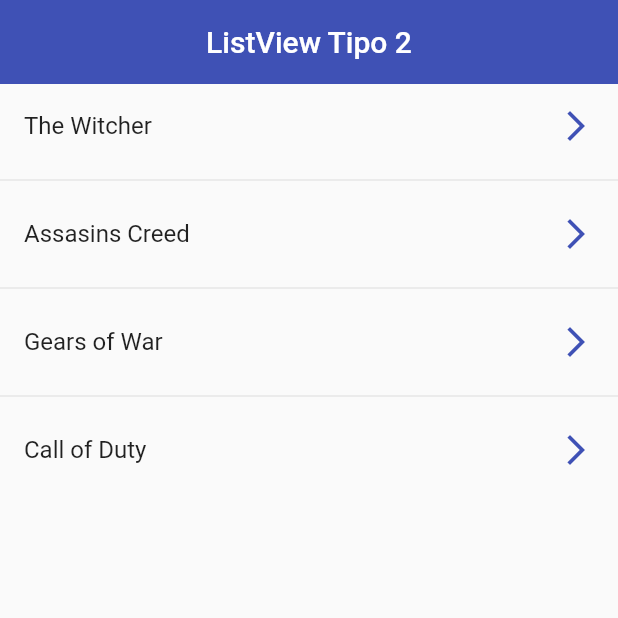
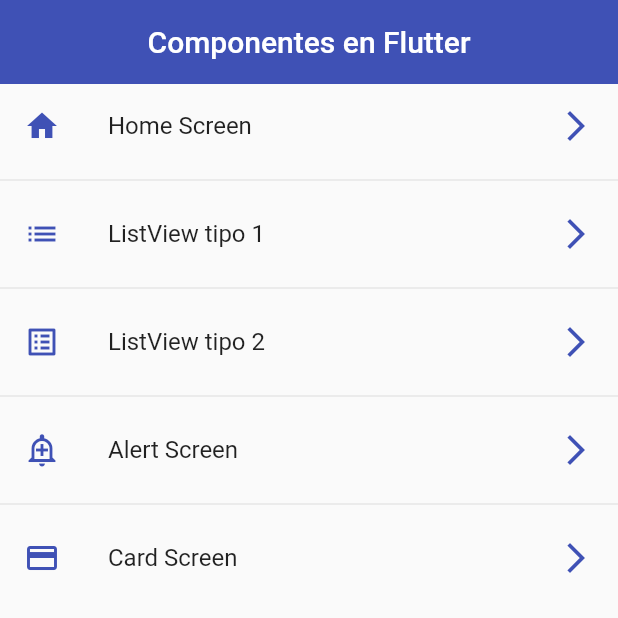
Before and after one commit to andresbadillo/flutter_demo_app, a Flutter app: the screen it shows after launch, on a phone screen of 412 x 824 dp, the top half of it. Run offline on Flutter 3.47's test engine with Material 2 defaults, Android fonts, the phone set to English and light mode, and no system bars.

Commit message:
Se creó el AppTheme de la app y se automatizo la carga de los item del HomeScreen

```diff
--- a/lib/main.dart
+++ b/lib/main.dart
@@ -1,6 +1,7 @@
 import 'package:flutter/material.dart';
 import 'package:flutter/services.dart';
-import 'package:demo_app_components/screens/listview2_screen.dart';
+import 'package:demo_app_components/router/app_routes.dart';
+import 'package:demo_app_components/theme/app_theme.dart';
 
 void main() => runApp(const MyApp());
 
@@ -11,10 +12,14 @@
   Widget build(BuildContext context) {
     SystemChrome.setSystemUIOverlayStyle(
         const SystemUiOverlayStyle(statusBarColor: Colors.transparent));
-    return const MaterialApp(
+    return MaterialApp(
       debugShowCheckedModeBanner: false,
       title: 'Material App',
-      home: ListView2Screen(),
+      //home: const ListView2Screen(),
+      initialRoute: AppRoutes.initialRoute,
+      routes: AppRoutes.getAppRoutes(),
+      onGenerateRoute: AppRoutes.onGenerateRoute,
+      theme: AppTheme.lighTheme,
     );
   }
 }
--- /dev/null
+++ b/lib/models/menu_option.dart
@@ -0,0 +1,14 @@
+import 'package:flutter/material.dart' show IconData, Widget;
+
+class MenuOption {
+  final String route;
+  final IconData icon;
+  final String name;
+  final Widget screen;
+
+  MenuOption(
+      {required this.icon,
+      required this.name,
+      required this.route,
+      required this.screen});
+}
--- /dev/null
+++ b/lib/models/models.dart
@@ -0,0 +1 @@
+export 'package:demo_app_components/models/menu_option.dart';
--- /dev/null
+++ b/lib/router/app_routes.dart
@@ -0,0 +1,61 @@
+import 'package:flutter/material.dart';
+import '../screens/screens.dart';
+import 'package:demo_app_components/models/models.dart';
+
+class AppRoutes {
+  static const initialRoute = 'home';
+
+  static final menuOptions = <MenuOption>[
+    // TODO: borrar home
+    MenuOption(
+        route: 'home',
+        name: 'Home Screen',
+        screen: const HomeScreen(),
+        icon: Icons.home),
+    MenuOption(
+        route: 'listview1',
+        name: 'ListView tipo 1',
+        screen: const ListView1Screen(),
+        icon: Icons.list),
+    MenuOption(
+        route: 'listview2',
+        name: 'ListView tipo 2',
+        screen: const ListView2Screen(),
+        icon: Icons.list_alt),
+    MenuOption(
+        route: 'alert',
+        name: 'Alert Screen',
+        screen: const AlertScreen(),
+        icon: Icons.add_alert_outlined),
+    MenuOption(
+        route: 'card',
+        name: 'Card Screen',
+        screen: const CardScreen(),
+        icon: Icons.credit_card),
+  ];
+
+  static Map<String, Widget Function(BuildContext)> getAppRoutes() {
+    Map<String, Widget Function(BuildContext)> appRoutes = {};
+
+    for (final option in menuOptions) {
+      appRoutes.addAll({option.route: (BuildContext context) => option.screen});
+    }
+
+    return appRoutes;
+  }
+
+  // static Map<String, Widget Function(BuildContext)> routes = {
+  //   'home': ((context) => const HomeScreen()),
+  //   'listview1': ((context) => const ListView1Screen()),
+  //   'listview2': ((context) => const ListView2Screen()),
+  //   'alert': ((context) => const AlertScreen()),
+  //   'card': ((context) => const CardScreen()),
+  // };
+
+  static Route<dynamic> onGenerateRoute(RouteSettings settings) {
+    print(settings);
+    return MaterialPageRoute(
+      builder: (context) => const AlertScreen(),
+    );
+  }
+}
--- a/lib/screens/card_screen.dart
+++ b/lib/screens/card_screen.dart
@@ -1,14 +1,34 @@
 import 'package:flutter/material.dart';
+import 'package:demo_app_components/theme/app_theme.dart';
 
 class CardScreen extends StatelessWidget {
   const CardScreen({Key? key}) : super(key: key);
 
   @override
   Widget build(BuildContext context) {
-    return const Scaffold(
-      body: Center(
-        child: Text('CardScreen'),
-      ),
-    );
+    return Scaffold(
+        appBar: AppBar(
+          title: const Text('Card Widget'),
+        ),
+        body: ListView(
+          padding: const EdgeInsets.symmetric(horizontal: 10, vertical: 10),
+          children: [
+            Card(
+              child: Column(
+                children: const [
+                  ListTile(
+                    leading: Icon(
+                      Icons.dangerous,
+                      color: AppTheme.primary,
+                    ),
+                    title: Text('Titulo'),
+                    subtitle: Text(
+                        'Occaecat velit eu quis veniam nisi proident deserunt veniam ea cupidatat. Velit et adipisicing ad do commodo minim occaecat mollit quis deserunt laborum.'),
+                  )
+                ],
+              ),
+            ),
+          ],
+        ));
   }
 }
--- /dev/null
+++ b/lib/screens/home_screen.dart
@@ -0,0 +1,42 @@
+import 'package:flutter/material.dart';
+import 'package:demo_app_components/theme/app_theme.dart';
+import '../router/app_routes.dart';
+
+class HomeScreen extends StatelessWidget {
+  const HomeScreen({Key? key}) : super(key: key);
+
+  @override
+  Widget build(BuildContext context) {
+    final menuOptions = AppRoutes.menuOptions;
+
+    return Scaffold(
+      appBar: AppBar(
+        title: const Text('Componentes en Flutter'),
+      ),
+      body: ListView.separated(
+          itemBuilder: (context, index) => ListTile(
+                leading: Icon(
+                  menuOptions[index].icon,
+                  color: AppTheme.primary,
+                ),
+                title: Text(
+                  menuOptions[index].name,
+                  //style: const TextStyle(color: Colors.indigo),
+                ),
+                trailing: const Icon(
+                  Icons.arrow_forward_ios,
+                  color: AppTheme.primary,
+                ),
+                onTap: () {
+                  // final route = MaterialPageRoute(
+                  //   builder: (context) => const ListView2Screen(),
+                  // );
+                  // Navigator.push(context, route);
+                  Navigator.pushNamed(context, menuOptions[index].route);
+                },
+              ),
+          separatorBuilder: (context, index) => const Divider(),
+          itemCount: menuOptions.length),
+    );
+  }
+}
--- a/lib/screens/listview1_screen.dart
+++ b/lib/screens/listview1_screen.dart
@@ -14,10 +14,9 @@
   Widget build(BuildContext context) {
     return Scaffold(
       appBar: AppBar(
-        title: const Center(
-            child: Text(
+        title: const Text(
           'ListView Tipo 1',
-        )),
+        ),
       ),
       body: ListView(
         children: [
--- a/lib/screens/listview2_screen.dart
+++ b/lib/screens/listview2_screen.dart
@@ -14,12 +14,9 @@
   Widget build(BuildContext context) {
     return Scaffold(
       appBar: AppBar(
-        elevation: 0,
-        backgroundColor: Colors.indigo,
-        title: const Center(
-            child: Text(
+        title: const Text(
           'ListView Tipo 2',
-        )),
+        ),
       ),
       body: ListView.separated(
         itemCount: options.length,
--- /dev/null
+++ b/lib/screens/screens.dart
@@ -0,0 +1,5 @@
+export 'package:demo_app_components/screens/listview1_screen.dart';
+export 'package:demo_app_components/screens/listview2_screen.dart';
+export 'package:demo_app_components/screens/alert_screen.dart';
+export 'package:demo_app_components/screens/card_screen.dart';
+export 'package:demo_app_components/screens/home_screen.dart';
--- /dev/null
+++ b/lib/theme/app_theme.dart
@@ -0,0 +1,24 @@
+import 'package:flutter/material.dart';
+
+class AppTheme {
+  static const Color primary = Colors.indigo;
+
+  static final ThemeData lighTheme = ThemeData.light().copyWith(
+    // COlor primario
+    primaryColor: primary,
+
+    //AppBar Theme
+    appBarTheme:
+        const AppBarTheme(color: primary, elevation: 0, centerTitle: true),
+  );
+
+  static final ThemeData darkTheme = ThemeData.dark().copyWith(
+      // COlor primario
+      primaryColor: primary,
+
+      //AppBar Theme
+      appBarTheme: const AppBarTheme(color: primary, elevation: 0),
+
+      //Scaffold
+      scaffoldBackgroundColor: Colors.black12);
+}
```
